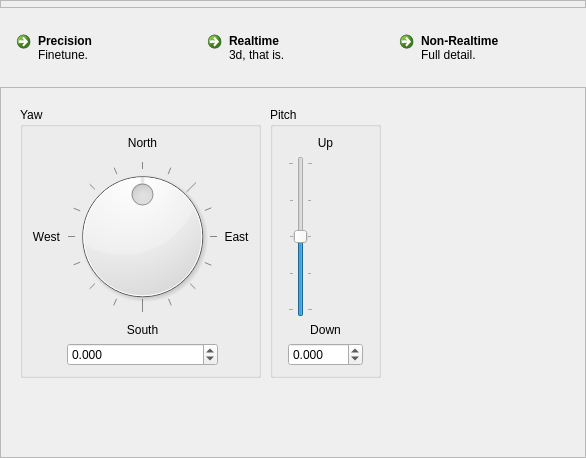
This is src/qt-frontend/CosyGui/navigationwindow.ui in phresnel/picogen as Qt 5 draws it before an edit. The edited form follows.
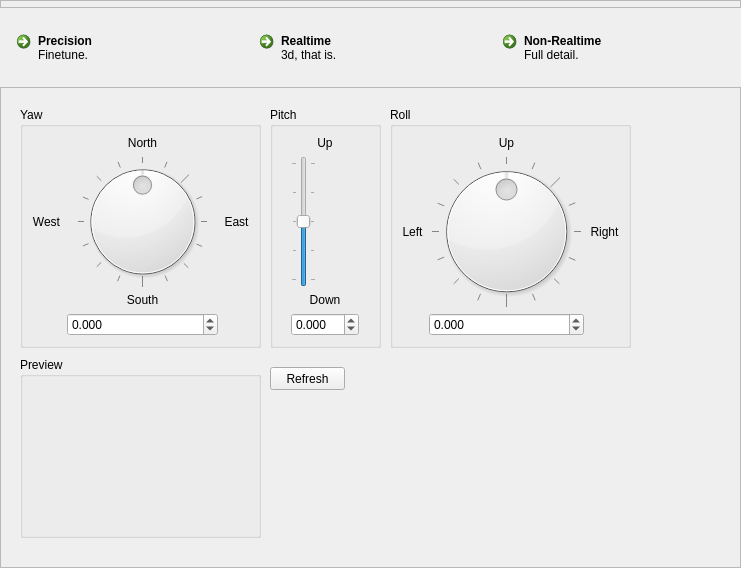
This is the edited form. Custom widgets are drawn as their Qt base class.

Commit message: in process of implementing thread safe render widget that can be restarted anytime

Diff of the .ui file:
```diff
--- a/src/qt-frontend/CosyGui/navigationwindow.ui
+++ b/src/qt-frontend/CosyGui/navigationwindow.ui
@@ -6,8 +6,8 @@
    <rect>
     <x>0</x>
     <y>0</y>
-    <width>586</width>
-    <height>458</height>
+    <width>741</width>
+    <height>568</height>
    </rect>
   </property>
   <property name="windowTitle">
@@ -126,7 +126,7 @@
             <x>10</x>
             <y>10</y>
             <width>241</width>
-            <height>271</height>
+            <height>241</height>
            </rect>
           </property>
           <property name="title">
@@ -217,7 +217,7 @@
             <x>260</x>
             <y>10</y>
             <width>111</width>
-            <height>271</height>
+            <height>241</height>
            </rect>
           </property>
           <property name="title">
@@ -252,10 +252,10 @@
                 <number>3</number>
                </property>
                <property name="minimum">
-                <double>-180.000000000000000</double>
+                <double>-90.000000000000000</double>
                </property>
                <property name="maximum">
-                <double>180.000000000000000</double>
+                <double>90.000000000000000</double>
                </property>
               </widget>
              </item>
@@ -282,6 +282,126 @@
            </item>
           </layout>
          </widget>
+         <widget class="QGroupBox" name="groupBox_3">
+          <property name="geometry">
+           <rect>
+            <x>380</x>
+            <y>10</y>
+            <width>241</width>
+            <height>241</height>
+           </rect>
+          </property>
+          <property name="title">
+           <string>Roll</string>
+          </property>
+          <layout class="QVBoxLayout" name="verticalLayout_4">
+           <item>
+            <layout class="QGridLayout" name="gridLayout_3" rowstretch="0,2,0" columnstretch="0,2,0">
+             <item row="1" column="1">
+              <widget class="QDial" name="rollDial">
+               <property name="minimum">
+                <number>-180</number>
+               </property>
+               <property name="maximum">
+                <number>180</number>
+               </property>
+               <property name="wrapping">
+                <bool>true</bool>
+               </property>
+               <property name="notchTarget">
+                <double>22.500000000000000</double>
+               </property>
+               <property name="notchesVisible">
+                <bool>true</bool>
+               </property>
+              </widget>
+             </item>
+             <item row="0" column="1">
+              <widget class="QLabel" name="label_6">
+               <property name="text">
+                <string>Up</string>
+               </property>
+               <property name="alignment">
+                <set>Qt::AlignCenter</set>
+               </property>
+              </widget>
+             </item>
+             <item row="1" column="2">
+              <widget class="QLabel" name="label_8">
+               <property name="text">
+                <string>Right</string>
+               </property>
+               <property name="alignment">
+                <set>Qt::AlignCenter</set>
+               </property>
+              </widget>
+             </item>
+             <item row="1" column="0">
+              <widget class="QLabel" name="label_10">
+               <property name="text">
+                <string>Left</string>
+               </property>
+               <property name="alignment">
+                <set>Qt::AlignCenter</set>
+               </property>
+              </widget>
+             </item>
+             <item row="2" column="1">
+              <widget class="QDoubleSpinBox" name="rollSpin">
+               <property name="wrapping">
+                <bool>true</bool>
+               </property>
+               <property name="decimals">
+                <number>3</number>
+               </property>
+               <property name="minimum">
+                <double>-180.000000000000000</double>
+               </property>
+               <property name="maximum">
+                <double>180.000000000000000</double>
+               </property>
+              </widget>
+             </item>
+            </layout>
+           </item>
+          </layout>
+         </widget>
+         <widget class="QGroupBox" name="previewGroupBox">
+          <property name="geometry">
+           <rect>
+            <x>10</x>
+            <y>260</y>
+            <width>241</width>
+            <height>181</height>
+           </rect>
+          </property>
+          <property name="title">
+           <string>Preview</string>
+          </property>
+          <widget class="RenderWidget" name="redshiftWidget" native="true">
+           <property name="geometry">
+            <rect>
+             <x>9</x>
+             <y>19</y>
+             <width>221</width>
+             <height>151</height>
+            </rect>
+           </property>
+          </widget>
+         </widget>
+         <widget class="QPushButton" name="refreshButton">
+          <property name="geometry">
+           <rect>
+            <x>260</x>
+            <y>270</y>
+            <width>75</width>
+            <height>23</height>
+           </rect>
+          </property>
+          <property name="text">
+           <string>Refresh</string>
+          </property>
+         </widget>
         </widget>
         <widget class="QWidget" name="page_2"/>
        </widget>
@@ -300,6 +420,12 @@
    <header>stashframe.hh</header>
    <container>1</container>
   </customwidget>
+  <customwidget>
+   <class>RenderWidget</class>
+   <extends>QWidget</extends>
+   <header>renderwidget.hh</header>
+   <container>1</container>
+  </customwidget>
  </customwidgets>
  <resources/>
  <connections/>
```
Left out of the diff: 9 changed lines with no effect on the pictures. The commit also changes 7 other files.
